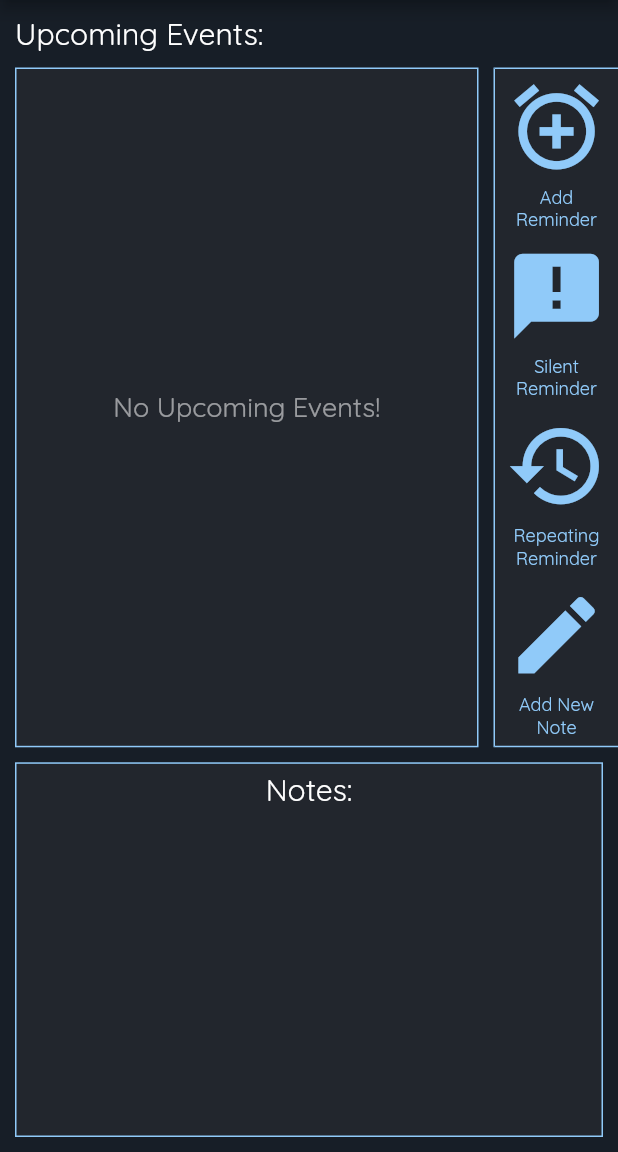
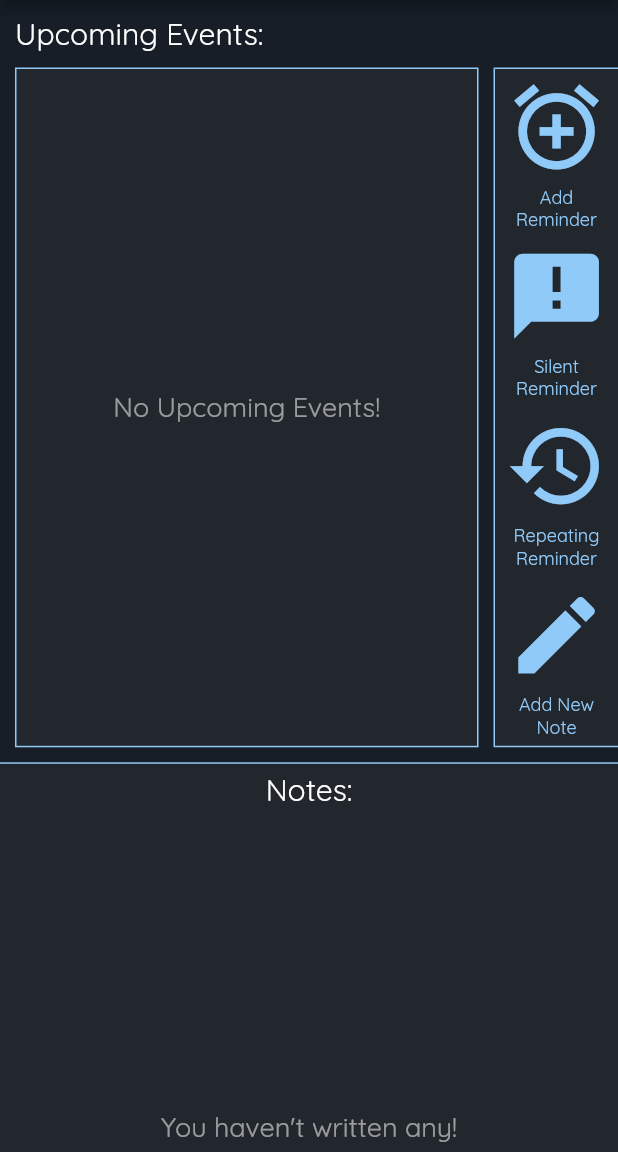
Before and after one commit to AnuragReddy2000/FlutterEventManager, a Flutter app: the screen it shows after launch, on a phone screen of 412 x 824 dp, the part 84-1236 px from its top. Run offline on Flutter 3.47's test engine with Material 2 defaults, Android fonts, the phone set to English and light mode, and no system bars; our stand-ins replace carousel_slider, flutter_datetime_picker, fluttertoast, google_fonts, sqflite; accounts and stored records are empty.

Commit message:
Added Notes feature and the input dialogs for reminders

```diff
--- a/lib/dataBase/DBManager.dart
+++ b/lib/dataBase/DBManager.dart
@@ -10,15 +10,14 @@ class DBManager{
   factory DBManager() => _instance;
 
   static final table = 'Events';
-
+  static final notestable = 'Notes';
   static final columnKey = 'Id';
   static final columnText = 'Text';
   static final columnDate = 'Date';
   static final columnTime = 'Time';
   static final columnSilent = 'Silent';
   static final columnRepeat = 'Repeat';
-
-
+  static final columnTitle = 'Title';
 
   static Database _db;
   Future<Database> get database async {
@@ -38,5 +37,6 @@ class DBManager{
 
   _onCreate(Database db, int version) async {
     await db.execute("CREATE TABLE $table ( $columnKey TEXT PRIMARY KEY, $columnText TEXT NOT NULL, $columnDate TEXT NOT NULL, $columnTime TEXT NOT NULL, $columnSilent TEXT NOT NULL, $columnRepeat TEXT NOT NULL)");
+    await db.execute("CREATE TABLE $notestable ( $columnKey TEXT PRIMARY KEY, $columnTitle TEXT NOT NULL, $columnText TEXT NOT NULL, $columnDate TEXT NOT NULL, $columnTime TEXT NOT NULL)");
   }
 }
--- a/lib/dataBase/DBQueries.dart
+++ b/lib/dataBase/DBQueries.dart
@@ -1,3 +1,4 @@
+import 'package:intl/intl.dart';
 import 'package:sqflite/sqflite.dart';
 import 'DBManager.dart';
 import 'package:uuid/uuid.dart';
@@ -16,10 +17,34 @@ class DBQueries {
     };
     await _insert(row);
   }
+  static void insertNote(String title, String text) async {
+    var date = DateTime.now();
+    var uuid = Uuid();
+    Map<String, dynamic> row = {
+      DBManager.columnKey : uuid.v4().toString(),
+      DBManager.columnTitle : title,
+      DBManager.columnText : text,
+      DBManager.columnDate : DateFormat('yyyy-MM-dd').format(date),
+      DBManager.columnTime : DateFormat.jms().format(date),
+    };
+    await _insertNoteRow(row);
+  }
 
   static Future<int> _insert(Map<String,dynamic> row) async {
     Database db = await DBManager().database;
     int id = await db.insert(DBManager.table, row);
+    return id;
+  }
+
+  static Future<int> _insertNoteRow(Map<String,dynamic> row) async{
+    Database db = await DBManager().database;
+    int id = await db.insert(DBManager.notestable,row);
+    return id;
+  }
+
+  static Future<int> deleteNote(String key) async {
+    Database db = await DBManager().database;
+    int id = await db.delete(DBManager.notestable,where: DBManager.columnKey + ' = ?', whereArgs: [key]);
     return id;
   }
 
@@ -54,4 +79,16 @@ class DBQueries {
       result[DBManager.columnRepeat].toString()
     ]).toList();
   }
+
+  static Future<List<List<String>>> getNotes() async {
+    Database db = await DBManager().database;
+    List<Map> results = await db.rawQuery("SELECT * FROM " + DBManager.notestable, null);
+    return results.map((result) => [
+      result[DBManager.columnKey].toString(),
+      result[DBManager.columnTitle].toString(),
+      result[DBManager.columnText].toString(),
+      result[DBManager.columnDate].toString(),
+      result[DBManager.columnTime].toString()
+    ]).toList();
+  }
 }
--- a/lib/main.dart
+++ b/lib/main.dart
@@ -1,6 +1,9 @@
+import 'dart:ui';
+
 import 'package:flutter/material.dart';
 import 'package:google_fonts/google_fonts.dart';
-import 'package:virtual_event_manager/utilities/ChannelTasks.dart';
+import 'package:virtual_event_manager/widgets/EventControl.dart';
+import 'package:virtual_event_manager/widgets/Notes.dart';
 import 'package:virtual_event_manager/widgets/UpcomingEvents.dart';
 
 void main() {
@@ -14,7 +17,6 @@ class MyApp extends StatelessWidget {
       title: 'Flutter Demo',
       theme: ThemeData(
         primarySwatch: Colors.blue,
-        visualDensity: VisualDensity.adaptivePlatformDensity,
       ),
       home: MyHomePage(title: 'Flutter Demo Home Page'),
     );
@@ -29,6 +31,7 @@ class MyHomePage extends StatelessWidget {
   @override
   Widget build(BuildContext context){
     return Scaffold(
+      resizeToAvoidBottomInset: false,
       backgroundColor: Color.fromARGB(255, 23, 30, 39),
       appBar: AppBar(
         title: Text('Event Manager',
@@ -37,19 +40,24 @@ class MyHomePage extends StatelessWidget {
         backgroundColor: Color.fromARGB(150, 41, 43, 50),
       ),
       body: Column(
+        crossAxisAlignment: CrossAxisAlignment.start,
         children: <Widget>[
-          UpcomingEvents(),
+          Container(
+            alignment: Alignment.centerLeft,
+            margin: EdgeInsets.only(top: 10, left: 10, bottom: 10),
+            child: Text('Upcoming Events: ',
+              style: GoogleFonts.quicksand(textStyle: TextStyle(fontSize: 20, color: Colors.white,)),
+              textAlign: TextAlign.left,
+            ),
+          ),
+          Row(
+            children: <Widget>[
+              UpcomingEvents(),
+              Expanded(child: EventControl()),
+            ],
+          ),
           Expanded(
-            child:Container(
-              decoration: BoxDecoration(
-            color: Color.fromARGB(150, 41, 43, 50),
-            border: Border.all(width: 1, color: Colors.blue[200]),
-            ),
-            margin: EdgeInsets.all(10),
-            padding: EdgeInsets.all(5),
-            width: double.infinity,
-            child: Text('Notes: ',style: GoogleFonts.quicksand(textStyle: TextStyle(fontSize: 20, color: Colors.white,)),textAlign: TextAlign.center,),
-          ),
+            child: Notes(),
           )
         ],
       ),
--- a/lib/widgets/ControlButton.dart
+++ b/lib/widgets/ControlButton.dart
@@ -5,12 +5,13 @@ import 'package:google_fonts/google_fonts.dart';
 class ControlButton extends StatelessWidget{
   final IconData icon;
   final String text;
-  ControlButton({this.icon,this.text,});
+  final Function ontap;
+  ControlButton({this.icon,this.text,this.ontap});
 
   @override
   Widget build(BuildContext context){
     return InkWell(
-      onTap: null,
+      onTap: (){ontap(context);},
       child:Container(
         padding: EdgeInsets.only(bottom: 5),
         child: Column(
--- a/lib/widgets/EventControl.dart
+++ b/lib/widgets/EventControl.dart
@@ -1,6 +1,8 @@
 import 'package:flutter/cupertino.dart';
 import 'package:flutter/material.dart';
 import 'package:virtual_event_manager/widgets/ControlButton.dart';
+import 'package:virtual_event_manager/widgets/NotesInput.dart';
+import 'package:virtual_event_manager/widgets/ReminderInput.dart';
 
 class EventControl extends StatelessWidget{
 
@@ -20,16 +22,16 @@ class EventControl extends StatelessWidget{
         mainAxisAlignment: MainAxisAlignment.spaceAround,
         children: <Widget>[
         Expanded(
-          child:ControlButton(icon: Icons.add_alarm,text: 'Add Reminder',)
+          child:ControlButton(icon: Icons.add_alarm,text: 'Add Reminder',ontap: (BuildContext context){ReminderInput.reminderInput(context, 'ring');},)
         ),
         Expanded(
-          child:ControlButton(icon: Icons.announcement,text: 'Silent Reminder',)
+          child:ControlButton(icon: Icons.announcement,text: 'Silent Reminder',ontap: (BuildContext context){ReminderInput.reminderInput(context, 'Silent');},)
         ),
         Expanded(
-          child: ControlButton(icon: Icons.history,text: 'Repeating Reminder',)
+          child: ControlButton(icon: Icons.history,text: 'Repeating Reminder',ontap: (BuildContext context){ReminderInput.reminderInput(context, 'Repeating');},)
         ),
         Expanded(
-          child: ControlButton(icon: Icons.create,text: 'Add New Note',)
+          child: ControlButton(icon: Icons.create,text: 'Add New Note',ontap: (BuildContext context){NotesInput.notesInput(context);},)
         ),
       ],
     ),
--- /dev/null
+++ b/lib/widgets/Notes.dart
@@ -0,0 +1,60 @@
+import 'package:flutter/cupertino.dart';
+import 'package:flutter/material.dart';
+import 'package:google_fonts/google_fonts.dart';
+import 'package:virtual_event_manager/dataBase/DBQueries.dart';
+import 'package:virtual_event_manager/widgets/NotesCarousel.dart';
+
+class Notes extends StatefulWidget{
+
+  @override
+  NotesState createState() => NotesState();
+}
+
+class NotesState extends State<Notes>{
+  bool isLoading = true;
+  List<List<String>> inp;
+
+  void getData() async {
+    isLoading = true;
+    inp= await DBQueries.getNotes();
+    setState(() => {
+      isLoading = false,
+    });
+  }
+
+  @override
+  void initState() {
+    super.initState();
+    getData();
+  }
+
+  @override
+  Widget build(BuildContext context){
+    return Container(
+      decoration: BoxDecoration(
+        color: Color.fromARGB(150, 41, 43, 50),
+        border: Border(top: BorderSide(width: 1, color: Colors.blue[200])),
+      ),
+      margin: EdgeInsets.only(top:10),
+      padding: EdgeInsets.all(5),
+      width: double.infinity,
+      child: Column(
+        mainAxisSize: MainAxisSize.max,
+        mainAxisAlignment: MainAxisAlignment.spaceBetween,
+        children: <Widget>[
+          Text('Notes: ',style: GoogleFonts.quicksand(textStyle: TextStyle(fontSize: 20, color: Colors.white,)),textAlign: TextAlign.center,),
+          isLoading ? Container(
+            alignment: Alignment.center,
+            padding: EdgeInsets.only(bottom: (MediaQuery.of(context).size.height)*0.09),
+            child: CircularProgressIndicator(backgroundColor: Colors.transparent,valueColor: AlwaysStoppedAnimation<Color>(Colors.white60),),
+          )
+          :
+          ((inp.length == 0) ? Text('You haven\'t written any!',style: GoogleFonts.quicksand(textStyle: TextStyle(fontSize: 18, color: Colors.white54)),textAlign: TextAlign.center,)
+            :
+            Expanded(child: NotesCarousel(input: inp,onDelete: getData,))
+          )
+        ],
+      ),
+    );
+  }
+}
--- a/lib/widgets/UpcomingEvents.dart
+++ b/lib/widgets/UpcomingEvents.dart
@@ -3,8 +3,6 @@ import 'package:flutter/material.dart';
 import 'package:google_fonts/google_fonts.dart';
 import 'package:virtual_event_manager/dataBase/DBQueries.dart';
 import 'package:virtual_event_manager/widgets/EventsList.dart';
-
-import 'EventControl.dart';
 
 class UpcomingEvents extends StatefulWidget{
 
@@ -47,16 +45,6 @@ class UpcomingEventsState extends State<UpcomingEvents>{
       crossAxisAlignment: CrossAxisAlignment.start,
       children: <Widget>[
         Container(
-          alignment: Alignment.centerLeft,
-          margin: EdgeInsets.only(top: 10, left: 10, bottom: 10),
-          child: Text('Upcoming Events: ',
-            style: GoogleFonts.quicksand(textStyle: TextStyle(fontSize: 20, color: Colors.white,)),
-            textAlign: TextAlign.left,
-          ),
-        ),
-        Row(
-          children: <Widget>[
-            Container(
           alignment: Alignment.center,
           margin: EdgeInsets.only(left: 10, right: 10),
           height: MediaQuery.of(context).size.height*(0.55),
@@ -67,15 +55,11 @@ class UpcomingEventsState extends State<UpcomingEvents>{
           ),
           child:
           isLoading ? Container(
-                //padding: EdgeInsets.only(top: 30,bottom: 30),
             alignment: Alignment.center,
-                  child: CircularProgressIndicator(backgroundColor: Colors.transparent,valueColor: AlwaysStoppedAnimation<Color>(Colors.white),),
+              child: CircularProgressIndicator(backgroundColor: Colors.transparent,valueColor: AlwaysStoppedAnimation<Color>(Colors.white60),),
           )
           :
           upcomingEvents
-            ),
-            Expanded(child: EventControl()),
-          ],
         ),
       ],
     );
--- a/pubspec.yaml
+++ b/pubspec.yaml
@@ -25,6 +25,9 @@ dependencies:
   uuid: 2.0.4
   sqflite: ^1.3.0
   intl: ^0.15.8
+  carousel_slider: ^2.0.0
+  flutter_datetime_picker: ^1.3.8
+  fluttertoast: ^4.0.0
   flutter:
     sdk: flutter
 
```
Also changed, not shown: lib/utilities/ChannelTasks.dart (+48 -3 lines), lib/widgets/AlertPopUp.dart (+30 -15 lines), lib/widgets/NotesCarousel.dart (added, +93 -0 lines), lib/widgets/NotesInput.dart (added, +110 -0 lines), lib/widgets/ReminderInput.dart (added, +148 -0 lines), pubspec.lock, 3 other files. Lines whose indentation alone changed are shown as unchanged.
